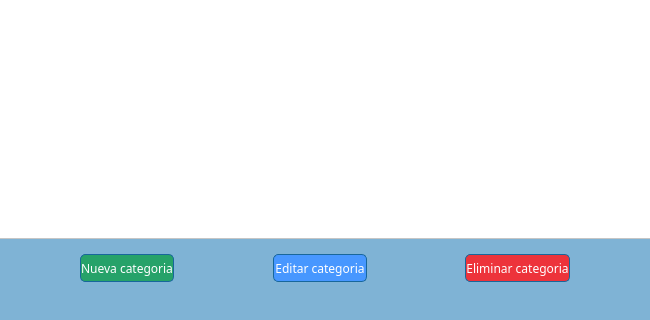
First picture: the form in categorias.ui, repository JuanFraDev/ProyectoFinal_POO, before the edit; both pictures show x 86 to 736 and y 202 to 522 of the 822 by 522 pixel window.
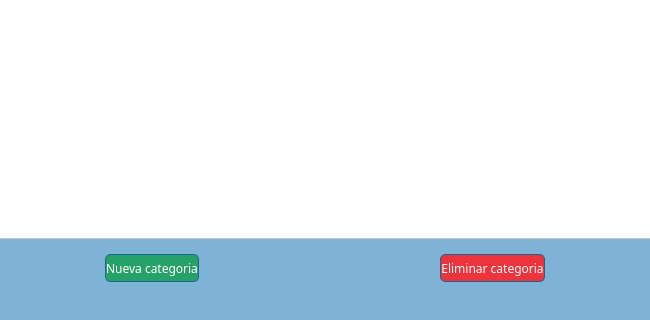
Second picture: the form after the edit. Icons and pictures are not drawn.

What changed in the file:
```diff
--- a/categorias.ui
+++ b/categorias.ui
@@ -128,32 +128,6 @@
               </property>
              </spacer>
             </item>
-            <item>
-             <widget class="QPushButton" name="editar_cate">
-              <property name="minimumSize">
-               <size>
-                <width>94</width>
-                <height>28</height>
-               </size>
-              </property>
-              <property name="font">
-               <font>
-                <family>Lucida Bright</family>
-                <italic>false</italic>
-               </font>
-              </property>
-              <property name="styleSheet">
-               <string notr="true">border: 1px solid rgb(24, 103, 155);
-border-radius: 5px;
-background-color: rgb(71, 151, 255);
-color: white;
-</string>
-              </property>
-              <property name="text">
-               <string>Editar categoria</string>
-              </property>
-             </widget>
-            </item>
             <item>
              <spacer name="horizontalSpacer_11">
               <property name="orientation">
```
Left out of the diff: 8 changed lines with no effect on the pictures.
